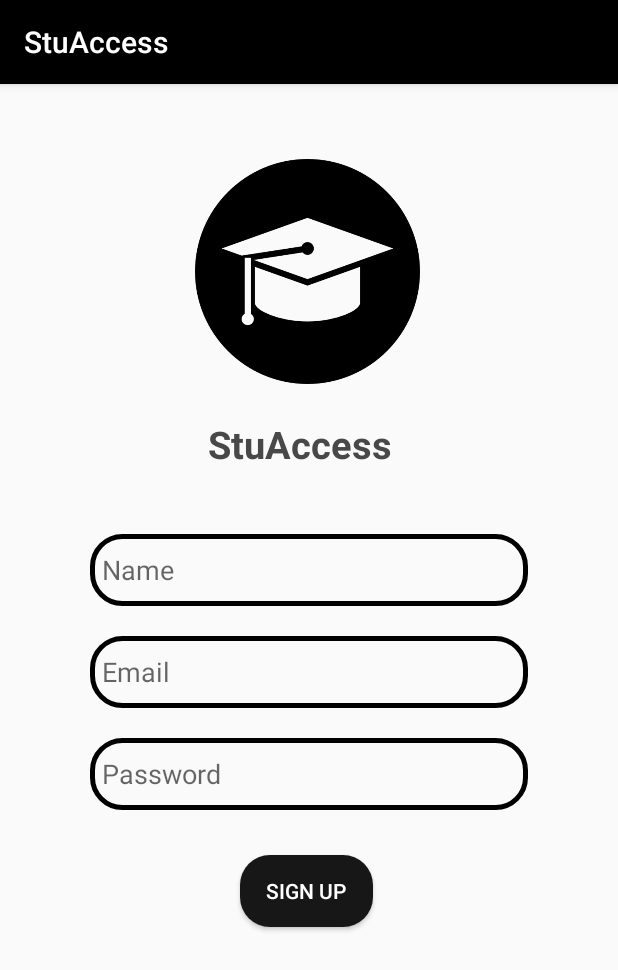
After one commit to NIRAV-13/All-Access, an Android app: the SignUp screen opened directly, with no data from a screen before it, on a phone screen of 412 x 824 dp. The commit adds this screen. Shown: the top 970 px of the screen. Run offline under Robolectric (Android 15) with nearby library versions, the phone set to English and light mode, and no system bars; our stand-ins replace Firebase (no records; nobody signed in at launch, a user with empty details on screens opened directly).

Commit message:
file structure changes

```diff
--- a/app/src/main/AndroidManifest.xml
+++ b/app/src/main/AndroidManifest.xml
@@ -20,7 +20,7 @@
                 android:value="" />
         </activity>
         <activity
-            android:name=".controller.chat.SignUpDemo"
+            android:name=".controller.authentication.SignUp"
             android:exported="false">
             <meta-data
                 android:name="android.app.lib_name"
@@ -34,7 +34,7 @@
                 android:value="" />
         </activity>
         <activity
-            android:name=".controller.chat.LoginDemo"
+            android:name=".controller.authentication.Login"
             android:exported="true">
             <meta-data
                 android:name="android.app.lib_name"
--- /dev/null
+++ b/app/src/main/java/com/mobile/macs_13/controller/authentication/SignUp.kt
@@ -0,0 +1,71 @@
+package com.mobile.macs_13.controller.authentication
+
+import android.content.Intent
+import androidx.appcompat.app.AppCompatActivity
+import android.os.Bundle
+import android.widget.Button
+import android.widget.EditText
+import android.widget.Toast
+import com.google.firebase.auth.FirebaseAuth
+import com.google.firebase.database.DatabaseReference
+import com.google.firebase.database.FirebaseDatabase
+import com.mobile.macs_13.R
+import com.mobile.macs_13.model.chat.UserModel
+
+class  SignUp : AppCompatActivity() {
+
+    private lateinit var edtEmail: EditText
+    private lateinit var edtPass: EditText
+    private lateinit var edtName: EditText
+    private lateinit var signUpBtn: Button
+    private lateinit var loginAuth : FirebaseAuth
+    private lateinit var userDbRef: DatabaseReference
+
+    override fun onCreate(savedInstanceState: Bundle?) {
+        super.onCreate(savedInstanceState)
+        setContentView(R.layout.activity_sign_up)
+
+        loginAuth= FirebaseAuth.getInstance()
+
+        edtName = findViewById(R.id.edt_name)
+        edtEmail= findViewById(R.id.edt_email)
+        edtPass= findViewById(R.id.edt_password)
+        signUpBtn= findViewById(R.id.signUpButton)
+
+        signUpBtn.setOnClickListener{
+            val name= edtName.text.toString()
+            val email = edtEmail.text.toString()
+            val pass= edtPass.text.toString()
+
+            signUpUser(name,email, pass)
+        }
+    }
+
+    private fun signUpUser(name: String,email: String, pass: String) {
+    //logic for user creation using firebase
+
+        loginAuth.createUserWithEmailAndPassword(email, pass)
+            .addOnCompleteListener(this) { task ->
+                if (task.isSuccessful) {
+
+                    // adding user to the database
+
+                    addUserToDb(name, email, loginAuth.currentUser?.uid!!)
+                    // Sign in success, update UI with the signed-in user's information\
+                    val loginIntent= Intent(this@SignUp, Login::class.java)
+                    finish()
+                    startActivity(loginIntent)
+
+                } else {
+                    // If sign in fails, display a message to the user.
+                    Toast.makeText(this@SignUp,"Error Occurred!", Toast.LENGTH_SHORT).show()
+                }
+            }
+    }
+
+    private fun addUserToDb(name: String, email: String, uid: String) {
+
+        userDbRef= FirebaseDatabase.getInstance().getReference()
+        userDbRef.child("users").child(uid).setValue(UserModel(name,email,uid))
+    }
+}
--- a/app/src/main/java/com/mobile/macs_13/controller/chat/UserAdapter.kt
+++ b/app/src/main/java/com/mobile/macs_13/controller/chat/UserAdapter.kt
@@ -6,14 +6,12 @@ import android.view.View
 import android.view.ViewGroup
 import android.widget.TextView
 import androidx.recyclerview.widget.RecyclerView
-import com.google.firebase.analytics.FirebaseAnalytics
-import com.google.firebase.auth.FirebaseAuth
 import com.mobile.macs_13.R
-import com.mobile.macs_13.model.chat.UserDemoModel
+import com.mobile.macs_13.model.chat.UserModel
 import com.mobile.macs_13.view.chat.ChatScreenActivity
 import com.mobile.macs_13.view.chat.ChatView
 
-class UserAdapter(val context: ChatView, val userList:ArrayList<UserDemoModel>): RecyclerView.Adapter<UserAdapter.UserViewHolder>() {
+class UserAdapter(val context: ChatView, val userList:ArrayList<UserModel>): RecyclerView.Adapter<UserAdapter.UserViewHolder>() {
 
     class UserViewHolder(itemView:View) : RecyclerView.ViewHolder(itemView){
         val textName= itemView.findViewById<TextView>(R.id.chat_name)
--- /dev/null
+++ b/app/src/main/res/layout/activity_sign_up.xml
@@ -0,0 +1,99 @@
+<?xml version="1.0" encoding="utf-8"?>
+<RelativeLayout xmlns:android="http://schemas.android.com/apk/res/android"
+    xmlns:app="http://schemas.android.com/apk/res-auto"
+    xmlns:tools="http://schemas.android.com/tools"
+    android:layout_width="match_parent"
+    android:layout_height="match_parent"
+    tools:context=".controller.authentication.Login">
+
+    <ImageView
+        android:layout_width="150dp"
+        android:layout_height="150dp"
+        android:layout_marginTop="50dp"
+        android:layout_marginStart="130dp"
+        android:id="@+id/app_logo"
+        android:src="@drawable/stu_logo_png"
+        android:contentDescription="@string/student_accesibility_logo" />
+
+    <TextView
+        android:layout_below="@+id/app_logo"
+        android:layout_width="200dp"
+        android:layout_height="50dp"
+        android:layout_marginStart="100dp"
+        android:layout_marginTop="15dp"
+        android:textColor="@color/foggy"
+        android:textSize="25sp"
+        android:gravity="center"
+        android:text="@string/stuaccess"
+        android:textStyle="bold"
+        />
+
+    <EditText
+        android:id="@+id/edt_name"
+        android:layout_width="100dp"
+        android:layout_height="wrap_content"
+        android:layout_alignParentStart="true"
+        android:layout_alignParentEnd="true"
+        android:layout_marginStart="60dp"
+        android:layout_marginTop="300dp"
+        android:layout_marginEnd="60dp"
+        android:autofillHints=""
+        android:background="@drawable/message_bg"
+        android:ems="10"
+        android:hint="@string/name"
+        android:inputType="textPersonName"
+        android:minHeight="48dp"
+        android:padding="8dp"
+        tools:ignore="TextFields" />
+
+    <EditText
+        android:id="@+id/edt_email"
+        android:layout_width="100dp"
+        android:layout_below="@+id/edt_name"
+        android:layout_height="wrap_content"
+        android:layout_alignParentStart="true"
+        android:layout_alignParentEnd="true"
+        android:layout_marginStart="60dp"
+        android:layout_marginTop="20dp"
+        android:layout_marginEnd="60dp"
+        android:autofillHints=""
+        android:background="@drawable/message_bg"
+        android:ems="10"
+        android:hint="@string/email"
+        android:inputType="textPersonName"
+        android:minHeight="48dp"
+        android:padding="8dp"
+        tools:ignore="TextFields" />
+
+    <EditText
+        android:id="@+id/edt_password"
+        android:layout_below="@+id/edt_email"
+        android:layout_width="100dp"
+        android:layout_height="wrap_content"
+        android:layout_alignParentStart="true"
+        android:layout_alignParentEnd="true"
+        android:layout_marginStart="60dp"
+        android:layout_marginTop="20dp"
+        android:layout_marginEnd="60dp"
+        android:autofillHints=""
+        android:background="@drawable/message_bg"
+        android:ems="10"
+        android:padding="8dp"
+        android:hint="@string/password"
+        android:inputType="textPassword"
+        android:minHeight="48dp"
+        tools:ignore="TextFields" />
+
+    <Button
+        android:id="@+id/signUpButton"
+        android:layout_width="match_parent"
+        android:layout_height="wrap_content"
+        android:textColor="@color/white"
+        android:layout_below="@id/edt_password"
+        android:layout_marginStart="160dp"
+        android:layout_marginTop="30dp"
+        android:layout_marginEnd="163dp"
+        android:background="@drawable/send_msg_bg"
+        android:text="@string/sign_up" />
+
+</RelativeLayout>
```
Also changed, not shown: app/src/main/java/com/mobile/macs_13/controller/authentication/Login.kt (added, +68 -0 lines), app/src/main/java/com/mobile/macs_13/model/chat/UserModel.kt (added, +18 -0 lines), app/src/main/java/com/mobile/macs_13/view/chat/ChatView.kt (+5 -5 lines), app/src/main/res/layout/activity_login.xml (added, +104 -0 lines).
